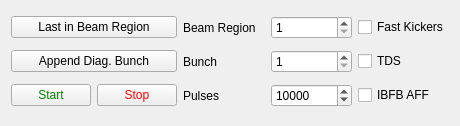
Qt form esme/gui/ui/special_bunch_panel.ui (st-walker/esme) before a commit.
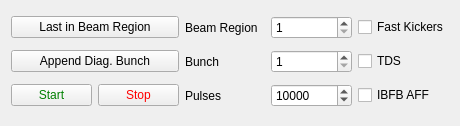
The same form after that commit.

```diff
--- a/esme/gui/ui/special_bunch_panel.ui
+++ b/esme/gui/ui/special_bunch_panel.ui
@@ -26,7 +26,7 @@
    <string>Form</string>
   </property>
   <layout class="QGridLayout" name="gridLayout">
-   <item row="0" column="0">
+   <item row="0" column="0" colspan="2">
     <widget class="QPushButton" name="go_to_last_bunch_in_br_pushbutton">
      <property name="enabled">
       <bool>true</bool>
@@ -42,14 +42,14 @@
      </property>
     </widget>
    </item>
-   <item row="0" column="1">
+   <item row="0" column="2">
     <widget class="QLabel" name="beam_region_label">
      <property name="text">
       <string>Beam Region</string>
      </property>
     </widget>
    </item>
-   <item row="0" column="2">
+   <item row="0" column="3">
     <widget class="QSpinBox" name="beamregion_spinbox">
      <property name="toolTip">
       <string>The beam region in which to select a diagnostic bunch</string>
@@ -59,7 +59,7 @@
      </property>
     </widget>
    </item>
-   <item row="0" column="3">
+   <item row="0" column="4">
     <widget class="QCheckBox" name="use_fast_kickers_checkbox">
      <property name="toolTip">
       <string>Whether to fire the fast kickers for the diagnostic bunch</string>
@@ -69,7 +69,7 @@
      </property>
     </widget>
    </item>
-   <item row="1" column="0">
+   <item row="1" column="0" colspan="2">
     <widget class="QPushButton" name="go_to_last_laserpulse_pushbutton">
      <property name="enabled">
       <bool>true</bool>
@@ -85,14 +85,14 @@
      </property>
     </widget>
    </item>
-   <item row="1" column="1">
+   <item row="1" column="2">
     <widget class="QLabel" name="bunch_label">
      <property name="text">
       <string>Bunch</string>
      </property>
     </widget>
    </item>
-   <item row="1" column="2">
+   <item row="1" column="3">
     <widget class="QSpinBox" name="bunch_spinbox">
      <property name="toolTip">
       <string>The bunch number within the selected beam region to optionally fire the kickers or TDS for.</string>
@@ -105,7 +105,7 @@
      </property>
     </widget>
    </item>
-   <item row="1" column="3">
+   <item row="1" column="4">
     <widget class="QCheckBox" name="use_tds_checkbox">
      <property name="toolTip">
       <string>Whether to fire the TDS for the diagnostic bunch</string>
@@ -116,8 +116,6 @@
     </widget>
    </item>
    <item row="2" column="0">
-    <layout class="QHBoxLayout" name="horizontalLayout_2">
-     <item>
       <widget class="QPushButton" name="start_button">
        <property name="toolTip">
         <string>&lt;html&gt;&lt;head/&gt;&lt;body&gt;&lt;p&gt;Start diagnostic bunch optionally with fast kickers and the TDS&lt;/p&gt;&lt;/body&gt;&lt;/html&gt;</string>
@@ -139,7 +137,7 @@
        </property>
       </widget>
      </item>
-     <item>
+   <item row="2" column="1">
       <widget class="QPushButton" name="stop_button">
        <property name="toolTip">
         <string>&lt;html&gt;&lt;head/&gt;&lt;body&gt;&lt;p&gt;Start diagnostic bunch optionally with fast kickers and the TDS&lt;/p&gt;&lt;/body&gt;&lt;/html&gt;</string>
@@ -161,16 +159,14 @@
        </property>
       </widget>
      </item>
-    </layout>
-   </item>
-   <item row="2" column="1">
+   <item row="2" column="2">
     <widget class="QLabel" name="npulses_label">
      <property name="text">
       <string>Pulses</string>
      </property>
     </widget>
    </item>
-   <item row="2" column="2">
+   <item row="2" column="3">
     <layout class="QHBoxLayout" name="horizontalLayout">
      <item>
       <widget class="QSpinBox" name="npulses_spinbox">
@@ -187,7 +183,7 @@
      </item>
     </layout>
    </item>
-   <item row="2" column="3">
+   <item row="2" column="4">
     <widget class="QCheckBox" name="ibfb_checkbox">
      <property name="toolTip">
       <string>IBFB Adaptive FF State (Should typically be off when doing measurements)</string>
```
Lines whose indentation alone changed are shown as unchanged.
